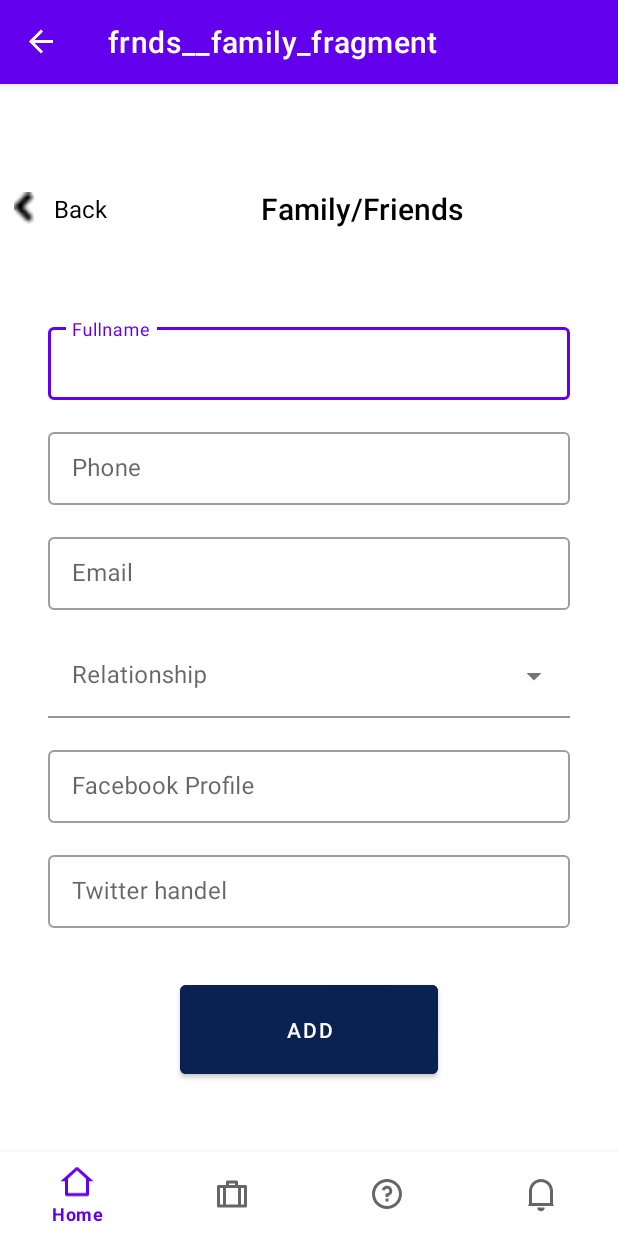
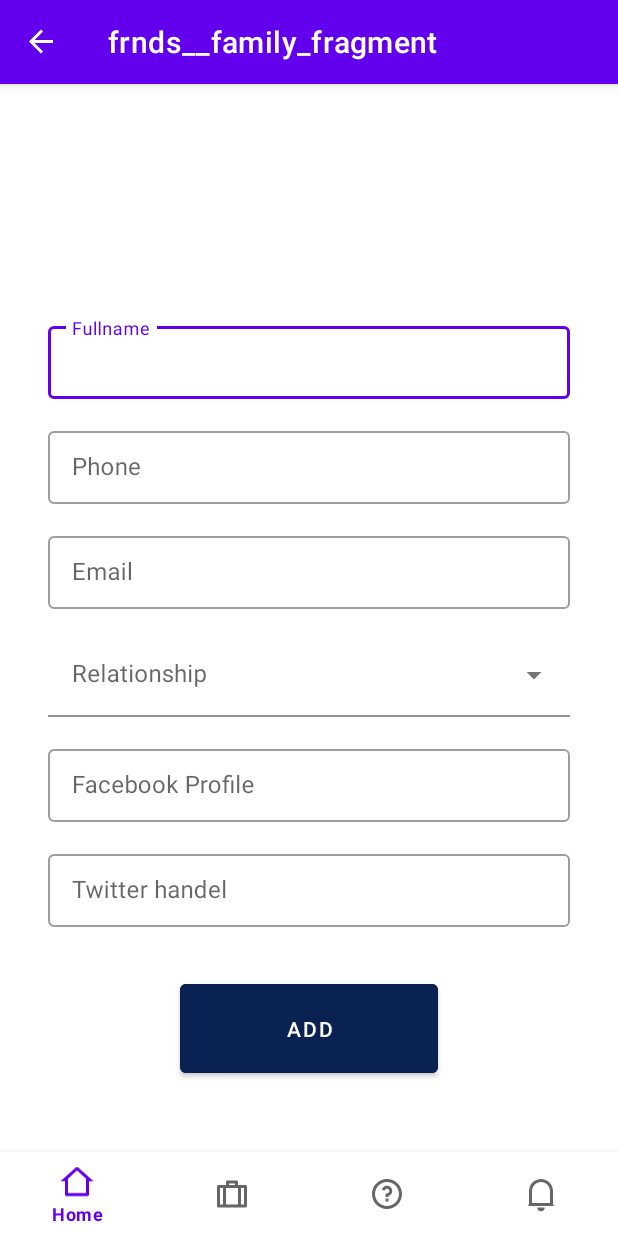
Before and after one commit to wise4rmgod/ReachForHelp, an Android app: the screen it shows after launch (MainActivity), on a phone screen of 412 x 824 dp. Run offline under Robolectric (Android 15) with nearby library versions, the phone set to English and light mode, and no system bars; our stand-ins replace navigation-ui.

Commit message:
Family/Friends

```diff
--- a/app/src/main/res/layout/frnds__family_fragment.xml
+++ b/app/src/main/res/layout/frnds__family_fragment.xml
@@ -7,59 +7,18 @@
     xmlns:app="http://schemas.android.com/apk/res-auto"
     tools:context=".ui.dashboard.ui.frnds_family.Frnds_FamilyFragment">
 
-    <ImageView
-        android:id="@+id/arrow_back"
-        android:layout_width="24dp"
-        android:layout_height="21dp"
-        android:layout_marginStart="4dp"
-        android:layout_marginTop="16dp"
-        android:src="@drawable/arrow_back"
-        android:contentDescription="@string/image"
-        app:layout_constraintStart_toStartOf="parent"
-        app:layout_constraintTop_toTopOf="parent" />
-
-    <TextView
-        android:id="@+id/back"
-        android:layout_width="wrap_content"
-        android:layout_height="wrap_content"
-        android:layout_marginStart="8dp"
-        android:text="@string/back"
-        android:textColor="#000000"
-        android:textSize="16sp"
-        android:textAppearance="@style/TextAppearance.AppCompat.Medium"
-        app:layout_constraintBottom_toBottomOf="@+id/arrow_back"
-        app:layout_constraintStart_toEndOf="@+id/arrow_back"
-        app:layout_constraintTop_toTopOf="@+id/arrow_back" />
-
-    <TextView
-        android:id="@+id/text_title"
-        android:layout_width="0dp"
-        android:layout_height="wrap_content"
-        android:layout_marginStart="8dp"
-        android:layout_marginEnd="8dp"
-        android:gravity="center"
-        android:text="@string/family_friends"
-        android:textColor="#000000"
-        android:textSize="20sp"
-        android:textAppearance="@style/TextAppearance.AppCompat.Body2"
-        app:layout_constraintBottom_toBottomOf="@+id/back"
-        app:layout_constraintEnd_toEndOf="parent"
-        app:layout_constraintStart_toEndOf="@+id/back"
-        app:layout_constraintTop_toTopOf="@+id/back" />
-
-
     <com.google.android.material.textfield.TextInputLayout
         android:id="@+id/textInput_fullname"
         style="@style/Widget.MaterialComponents.TextInputLayout.OutlinedBox.Dense"
         android:layout_width="match_parent"
         android:layout_height="wrap_content"
         android:layout_marginStart="32dp"
-        android:layout_marginTop="60dp"
+        android:layout_marginTop="100dp"
         android:layout_marginEnd="32dp"
         android:hint="@string/fullname_ff"
         app:layout_constraintEnd_toEndOf="parent"
         app:layout_constraintStart_toStartOf="parent"
-        app:layout_constraintTop_toBottomOf="@+id/text_title">
+        app:layout_constraintTop_toTopOf="parent">
 
         <com.google.android.material.textfield.TextInputEditText
             android:id="@+id/editText_fullname"
```
